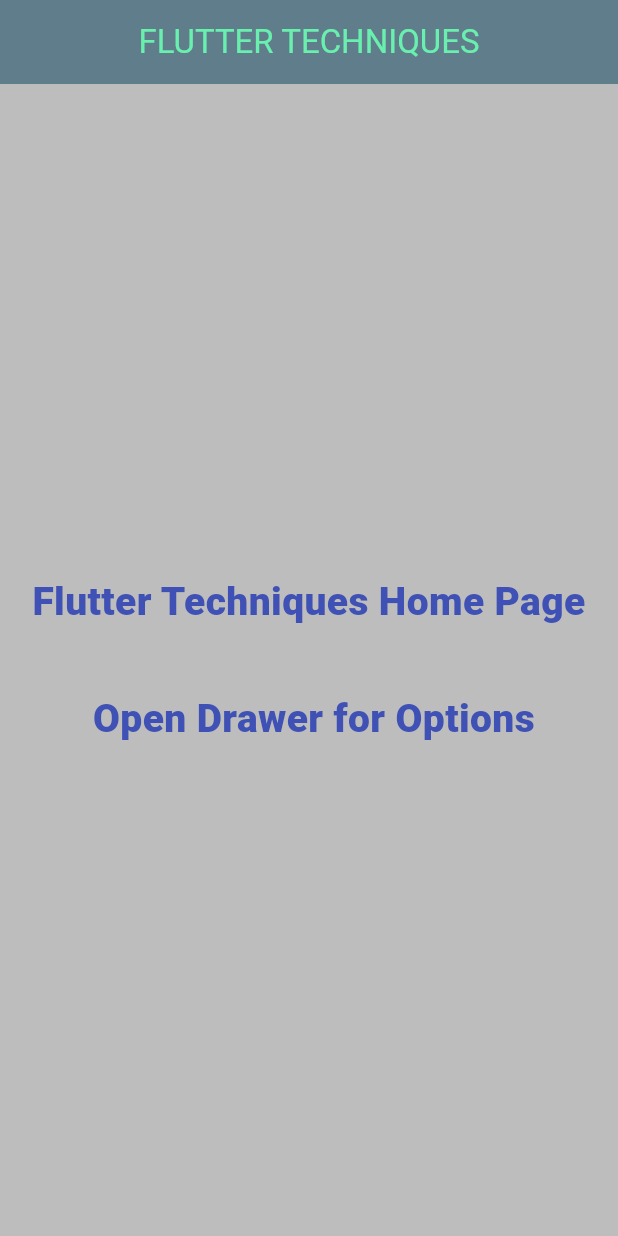
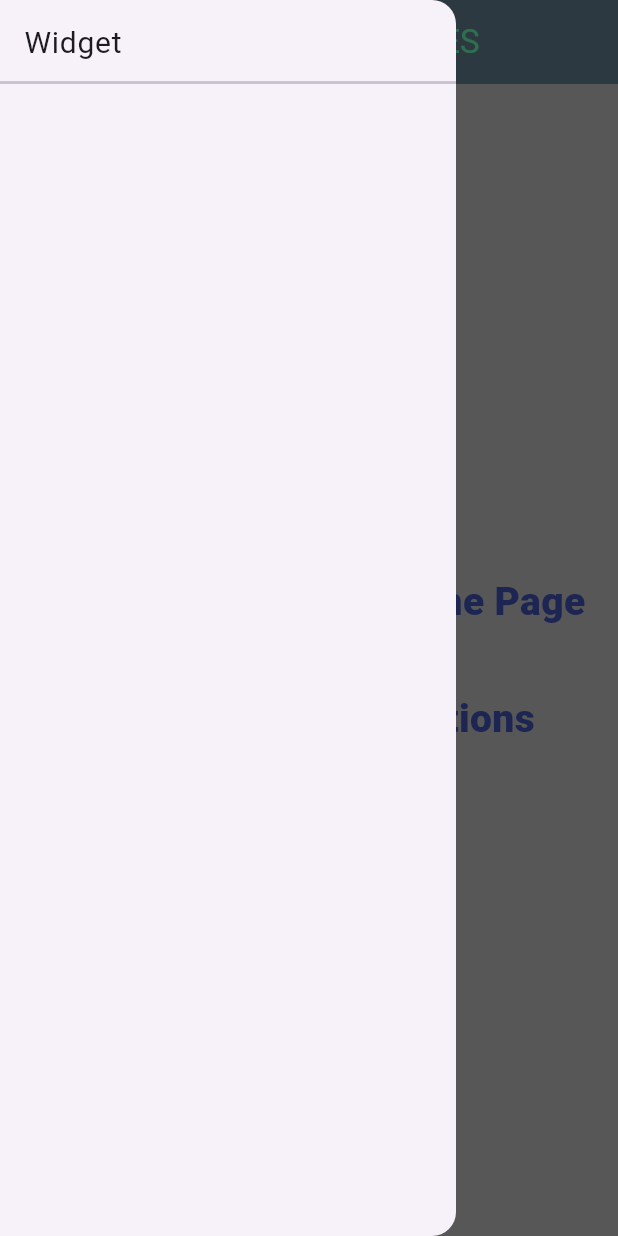
Before and after one commit to sssloba/flutter_techniques, a Flutter app: the screen it shows after launch, with the side drawer open (before the commit the screen has no drawer), on a phone screen of 412 x 824 dp. Run offline on Flutter 3.47's test engine with Material 3 defaults, Android fonts, the light colour scheme and no system bars.

Commit message:
app-drawer

```diff
--- a/lib/screens/home_page.dart
+++ b/lib/screens/home_page.dart
@@ -1,4 +1,5 @@
 import 'package:flutter/material.dart';
+import 'package:flutter_techniques/widgets/app_drawer.dart';
 
 class HomePage extends StatelessWidget {
   const HomePage({super.key});
@@ -6,6 +7,7 @@ class HomePage extends StatelessWidget {
   @override
   Widget build(BuildContext context) {
     return Scaffold(
+      drawer: const AppDrawer(),
       appBar: AppBar(
         title: const Text('FLUTTER TECHNIQUES'),
       ),
--- /dev/null
+++ b/lib/widgets/app_drawer.dart
@@ -0,0 +1,18 @@
+import 'package:flutter/material.dart';
+import 'package:flutter_techniques/screens/home_page.dart';
+import 'package:flutter_techniques/widgets/drawer_tile.dart';
+
+class AppDrawer extends StatelessWidget {
+  const AppDrawer({super.key});
+
+  @override
+  Widget build(BuildContext context) {
+    return Drawer(
+      child: ListView(
+        children: const [
+          DrawerTile(HomePage()),
+        ],
+      ),
+    );
+  }
+}
```
